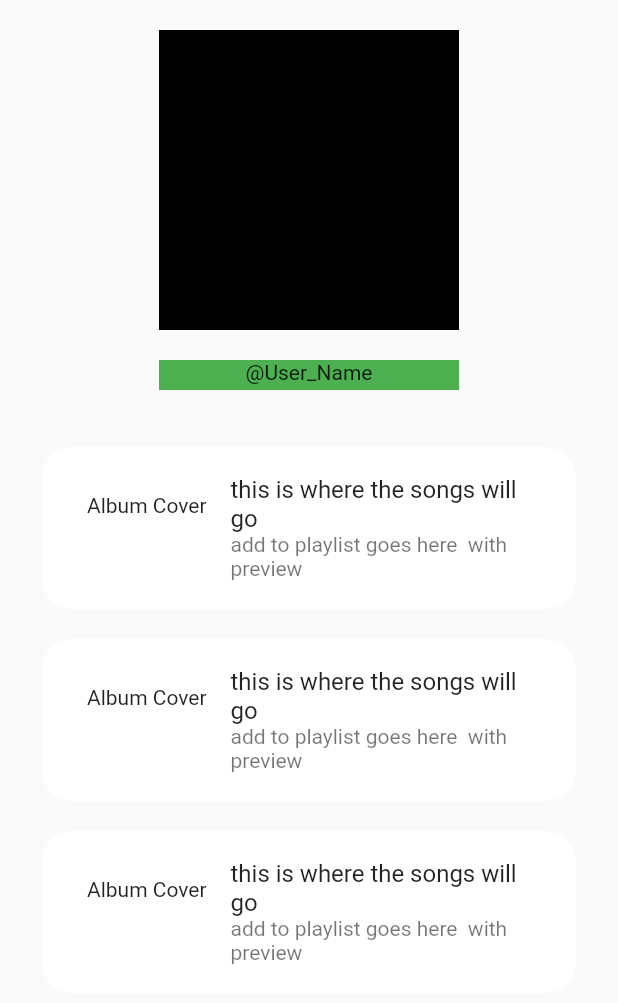
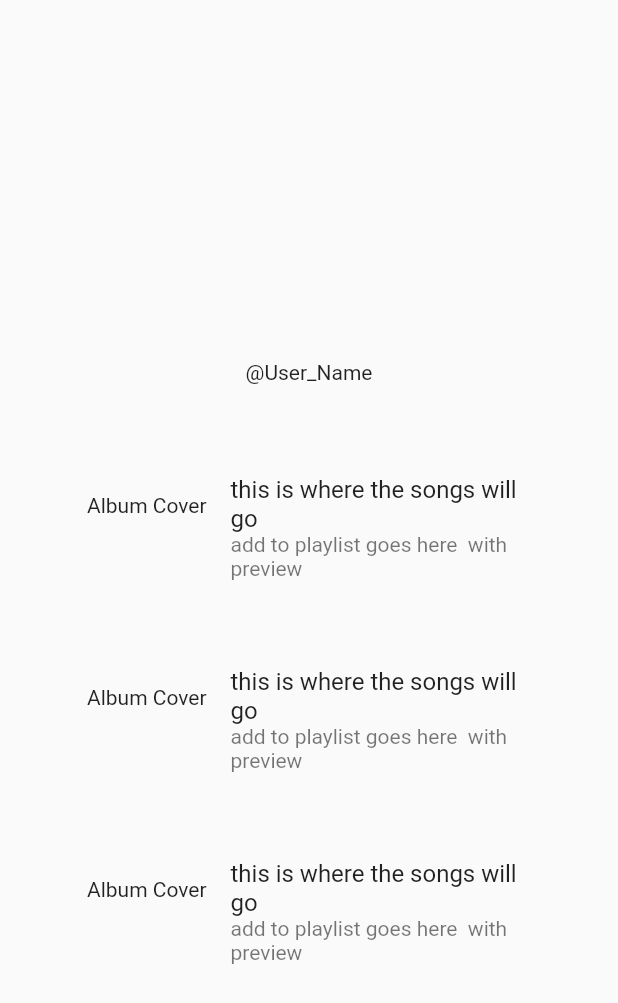
Before and after one commit to Tyler-Kamholz/get_groovy, a Flutter app: the ProfilePage screen opened directly, on a phone screen of 412 x 824 dp. Shown: the top 1003 px of the screen. Run offline on Flutter 3.47's test engine with Material 2 defaults, Android fonts, the phone set to English and light mode, and no system bars; our stand-ins replace google_nav_bar; missing offline and left inert: scroll_app_bar.

Commit message:
Remove hard coded colors, add themes and ThemeProvider

```diff
--- a/lib/pages/home_page.dart
+++ b/lib/pages/home_page.dart
@@ -14,7 +14,6 @@ class _HomePageState extends State<HomePage> {
   @override
   Widget build(BuildContext context) {
     return Scaffold(
-      backgroundColor: const Color.fromARGB(255, 101, 101, 101).withOpacity(.1),
       body: Snap(
         controller: controller.appBar,
         child: ListView.builder(
@@ -28,7 +27,6 @@ class _HomePageState extends State<HomePage> {
                 subtitle: const Text('add to playlist goes here  with preview'),
                 contentPadding:
                     const EdgeInsets.symmetric(vertical: 15, horizontal: 30),
-                tileColor: Colors.white,
                 shape: RoundedRectangleBorder(
                     borderRadius: BorderRadius.circular(20)),
               ),
--- a/lib/pages/notifications_page.dart
+++ b/lib/pages/notifications_page.dart
@@ -23,13 +23,11 @@ class _NotificationsPageState extends State<NotificationsPage> {
     return Scaffold(
       appBar: ScrollAppBar(
         controller: controller,
-        backgroundColor: Colors.black,
         leading: IconButton(
           onPressed: () {
             backToPage(context);
           },
           icon: const Icon(Icons.chevron_left),
-          color: Colors.white,
         ),
       ),
       body: const Text('noifications page'),
--- a/lib/pages/profile_page.dart
+++ b/lib/pages/profile_page.dart
@@ -19,7 +19,6 @@ class _ProfilePageState extends State<ProfilePage> {
         children: [
           Center(
             child: Container(
-              color: Colors.black,
               width: 200,
               height: 200,
               margin: const EdgeInsets.all(20),
@@ -28,7 +27,6 @@ class _ProfilePageState extends State<ProfilePage> {
           Padding(
             padding: const EdgeInsets.only(bottom: 20, left: 20, right: 20),
             child: Container(
-              color: Colors.green,
               width: 200,
               height: 20,
               child: const Text(
@@ -40,7 +38,6 @@ class _ProfilePageState extends State<ProfilePage> {
           Padding(
             padding: const EdgeInsets.all(8),
             child: SizedBox(
-              //color: Colors.blue,
               width: 400,
               height: 400,
               child: Snap(
@@ -58,7 +55,6 @@ class _ProfilePageState extends State<ProfilePage> {
                             const Text('add to playlist goes here  with preview'),
                         contentPadding: const EdgeInsets.symmetric(
                             vertical: 15, horizontal: 30),
-                        tileColor: Colors.white,
                         shape: RoundedRectangleBorder(
                             borderRadius: BorderRadius.circular(20)),
                       ),
--- a/lib/pages/settings_page.dart
+++ b/lib/pages/settings_page.dart
@@ -22,7 +22,6 @@ class _SettingsPageState extends State<SettingsPage> {
     return Scaffold(
       appBar: ScrollAppBar(
         controller: controller,
-        backgroundColor: Colors.black,
         leading: IconButton(
           onPressed: () {
             backToPage(context);
--- /dev/null
+++ b/lib/themes/mythemes.dart
@@ -0,0 +1,6 @@
+import 'package:flutter/material.dart';
+
+class MyThemes {
+  static final lightTheme = ThemeData(brightness: Brightness.light);
+  static final darkTheme = ThemeData(brightness: Brightness.dark);
+}
--- /dev/null
+++ b/lib/themes/themeprovider.dart
@@ -0,0 +1,16 @@
+import 'package:flutter/material.dart';
+
+class ThemeProvider extends ChangeNotifier {
+  ThemeMode _themeMode = ThemeMode.system;
+
+  ThemeProvider() {
+    _themeMode = ThemeMode.system;
+  }
+
+  ThemeMode get getThemeMode => _themeMode;
+
+  void setThemeMode(ThemeMode themeMode) {
+    _themeMode = themeMode;
+    notifyListeners();
+  }
+}
--- a/pubspec.yaml
+++ b/pubspec.yaml
@@ -39,6 +39,7 @@ dependencies:
   google_nav_bar: ^5.0.6
   fluent_appbar: ^2.0.0
   scroll_app_bar: ^2.0.0
+  provider: ^6.0.4
 
 dev_dependencies:
   flutter_test:
```
Also changed, not shown: lib/main.dart (+17 -5 lines), lib/pages/main_page.dart (+2 -7 lines), pubspec.lock.
